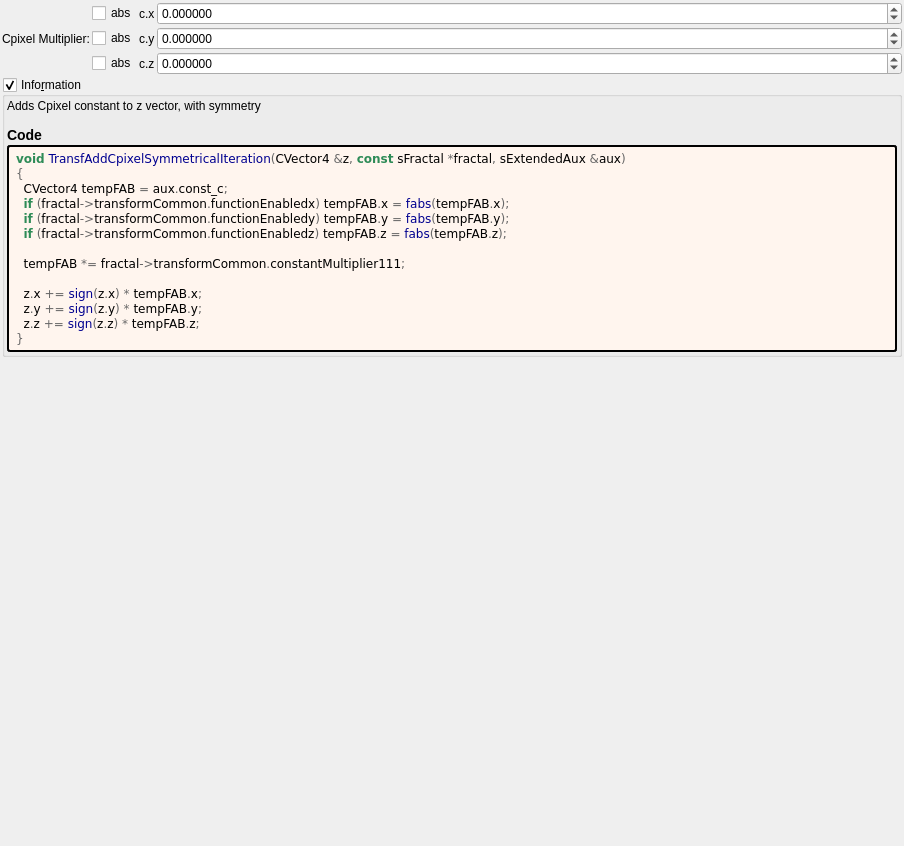
First picture: the form in mandelbulber2/formula/ui/transf_add_cpixel_symmetrical.ui, repository buddhi1980/mandelbulber2, before the edit.
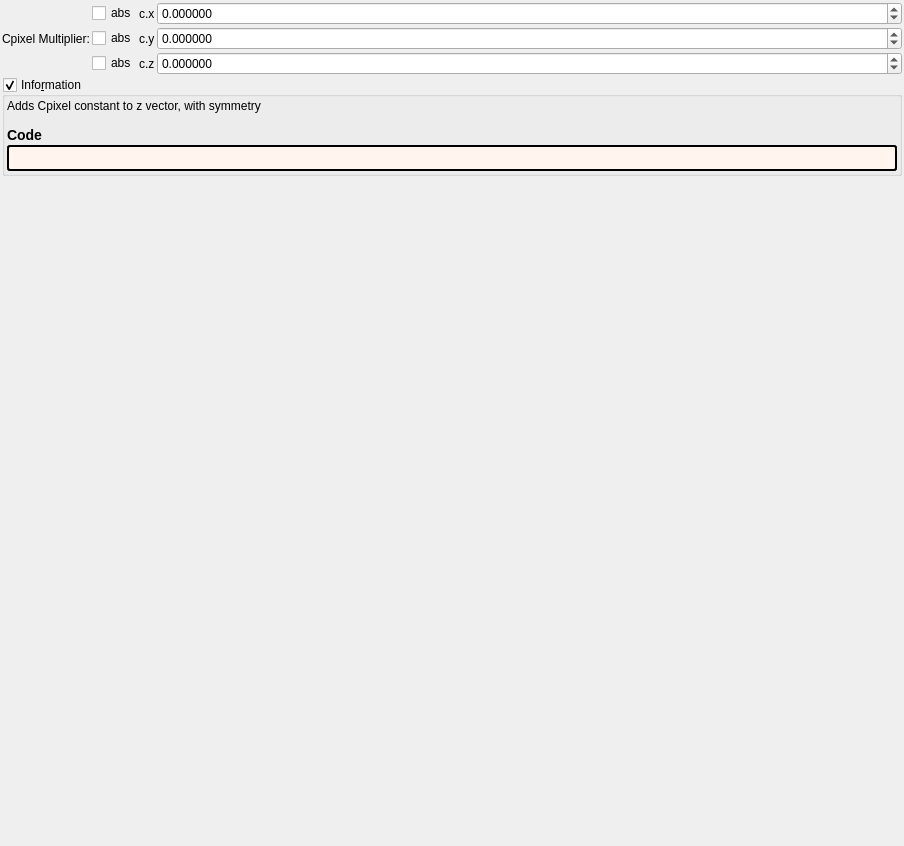
Second picture: the form after the edit. Custom widgets are drawn as their Qt base class.

```diff
--- a/mandelbulber2/formula/ui/transf_add_cpixel_symmetrical.ui
+++ b/mandelbulber2/formula/ui/transf_add_cpixel_symmetrical.ui
@@ -220,22 +220,7 @@
          <string notr="true">border-style: outset; border-width: 2px; border-radius: 3px; border-color: black; background-color: #fff5ee; padding: 4px;</string>
         </property>
         <property name="text">
-         <string notr="true">&lt;body style=&quot;background-color:#fff5ee&quot;&gt;
-&lt;pre style=&quot;color:#000000; background-color:#fff5ee;  font-family:'Courier New',monospace;&quot;&gt;&lt;span style=&quot;color:#2e8b57; font-weight:bold&quot;&gt;void&lt;/span&gt; &lt;span style=&quot;color:#00008f&quot;&gt;TransfAddCpixelSymmetricalIteration&lt;/span&gt;&lt;span style=&quot;color:#676767&quot;&gt;(&lt;/span&gt;CVector4 &lt;span style=&quot;color:#676767&quot;&gt;&amp;amp;&lt;/span&gt;z&lt;span style=&quot;color:#676767&quot;&gt;,&lt;/span&gt; &lt;span style=&quot;color:#2e8b57; font-weight:bold&quot;&gt;const&lt;/span&gt; sFractal &lt;span style=&quot;color:#676767&quot;&gt;*&lt;/span&gt;fractal&lt;span style=&quot;color:#676767&quot;&gt;,&lt;/span&gt; sExtendedAux &lt;span style=&quot;color:#676767&quot;&gt;&amp;amp;&lt;/span&gt;aux&lt;span style=&quot;color:#676767&quot;&gt;)&lt;/span&gt;
-&lt;span style=&quot;color:#676767&quot;&gt;{&lt;/span&gt;
-  CVector4 tempFAB &lt;span style=&quot;color:#676767&quot;&gt;=&lt;/span&gt; aux&lt;span style=&quot;color:#676767&quot;&gt;.&lt;/span&gt;const_c&lt;span style=&quot;color:#676767&quot;&gt;;&lt;/span&gt;
-  &lt;span style=&quot;color:#2e8b57; font-weight:bold&quot;&gt;if&lt;/span&gt; &lt;span style=&quot;color:#676767&quot;&gt;(&lt;/span&gt;fractal&lt;span style=&quot;color:#676767&quot;&gt;-&amp;gt;&lt;/span&gt;transformCommon&lt;span style=&quot;color:#676767&quot;&gt;.&lt;/span&gt;functionEnabledx&lt;span style=&quot;color:#676767&quot;&gt;)&lt;/span&gt; tempFAB&lt;span style=&quot;color:#676767&quot;&gt;.&lt;/span&gt;x &lt;span style=&quot;color:#676767&quot;&gt;=&lt;/span&gt; &lt;span style=&quot;color:#00008f&quot;&gt;fabs&lt;/span&gt;&lt;span style=&quot;color:#676767&quot;&gt;(&lt;/span&gt;tempFAB&lt;span style=&quot;color:#676767&quot;&gt;.&lt;/span&gt;x&lt;span style=&quot;color:#676767&quot;&gt;);&lt;/span&gt;
-  &lt;span style=&quot;color:#2e8b57; font-weight:bold&quot;&gt;if&lt;/span&gt; &lt;span style=&quot;color:#676767&quot;&gt;(&lt;/span&gt;fractal&lt;span style=&quot;color:#676767&quot;&gt;-&amp;gt;&lt;/span&gt;transformCommon&lt;span style=&quot;color:#676767&quot;&gt;.&lt;/span&gt;functionEnabledy&lt;span style=&quot;color:#676767&quot;&gt;)&lt;/span&gt; tempFAB&lt;span style=&quot;color:#676767&quot;&gt;.&lt;/span&gt;y &lt;span style=&quot;color:#676767&quot;&gt;=&lt;/span&gt; &lt;span style=&quot;color:#00008f&quot;&gt;fabs&lt;/span&gt;&lt;span style=&quot;color:#676767&quot;&gt;(&lt;/span&gt;tempFAB&lt;span style=&quot;color:#676767&quot;&gt;.&lt;/span&gt;y&lt;span style=&quot;color:#676767&quot;&gt;);&lt;/span&gt;
-  &lt;span style=&quot;color:#2e8b57; font-weight:bold&quot;&gt;if&lt;/span&gt; &lt;span style=&quot;color:#676767&quot;&gt;(&lt;/span&gt;fractal&lt;span style=&quot;color:#676767&quot;&gt;-&amp;gt;&lt;/span&gt;transformCommon&lt;span style=&quot;color:#676767&quot;&gt;.&lt;/span&gt;functionEnabledz&lt;span style=&quot;color:#676767&quot;&gt;)&lt;/span&gt; tempFAB&lt;span style=&quot;color:#676767&quot;&gt;.&lt;/span&gt;z &lt;span style=&quot;color:#676767&quot;&gt;=&lt;/span&gt; &lt;span style=&quot;color:#00008f&quot;&gt;fabs&lt;/span&gt;&lt;span style=&quot;color:#676767&quot;&gt;(&lt;/span&gt;tempFAB&lt;span style=&quot;color:#676767&quot;&gt;.&lt;/span&gt;z&lt;span style=&quot;color:#676767&quot;&gt;);&lt;/span&gt;
-
-  tempFAB &lt;span style=&quot;color:#676767&quot;&gt;*=&lt;/span&gt; fractal&lt;span style=&quot;color:#676767&quot;&gt;-&amp;gt;&lt;/span&gt;transformCommon&lt;span style=&quot;color:#676767&quot;&gt;.&lt;/span&gt;constantMultiplier111&lt;span style=&quot;color:#676767&quot;&gt;;&lt;/span&gt;
-
-  z&lt;span style=&quot;color:#676767&quot;&gt;.&lt;/span&gt;x &lt;span style=&quot;color:#676767&quot;&gt;+=&lt;/span&gt; &lt;span style=&quot;color:#00008f&quot;&gt;sign&lt;/span&gt;&lt;span style=&quot;color:#676767&quot;&gt;(&lt;/span&gt;z&lt;span style=&quot;color:#676767&quot;&gt;.&lt;/span&gt;x&lt;span style=&quot;color:#676767&quot;&gt;) *&lt;/span&gt; tempFAB&lt;span style=&quot;color:#676767&quot;&gt;.&lt;/span&gt;x&lt;span style=&quot;color:#676767&quot;&gt;;&lt;/span&gt;
-  z&lt;span style=&quot;color:#676767&quot;&gt;.&lt;/span&gt;y &lt;span style=&quot;color:#676767&quot;&gt;+=&lt;/span&gt; &lt;span style=&quot;color:#00008f&quot;&gt;sign&lt;/span&gt;&lt;span style=&quot;color:#676767&quot;&gt;(&lt;/span&gt;z&lt;span style=&quot;color:#676767&quot;&gt;.&lt;/span&gt;y&lt;span style=&quot;color:#676767&quot;&gt;) *&lt;/span&gt; tempFAB&lt;span style=&quot;color:#676767&quot;&gt;.&lt;/span&gt;y&lt;span style=&quot;color:#676767&quot;&gt;;&lt;/span&gt;
-  z&lt;span style=&quot;color:#676767&quot;&gt;.&lt;/span&gt;z &lt;span style=&quot;color:#676767&quot;&gt;+=&lt;/span&gt; &lt;span style=&quot;color:#00008f&quot;&gt;sign&lt;/span&gt;&lt;span style=&quot;color:#676767&quot;&gt;(&lt;/span&gt;z&lt;span style=&quot;color:#676767&quot;&gt;.&lt;/span&gt;z&lt;span style=&quot;color:#676767&quot;&gt;) *&lt;/span&gt; tempFAB&lt;span style=&quot;color:#676767&quot;&gt;.&lt;/span&gt;z&lt;span style=&quot;color:#676767&quot;&gt;;&lt;/span&gt;
-&lt;span style=&quot;color:#676767&quot;&gt;}&lt;/span&gt;
-&lt;/pre&gt;
-&lt;/body&gt;</string>
+         <string notr="true"></string>
         </property>
         <property name="wordWrap">
          <bool>true</bool>
```
